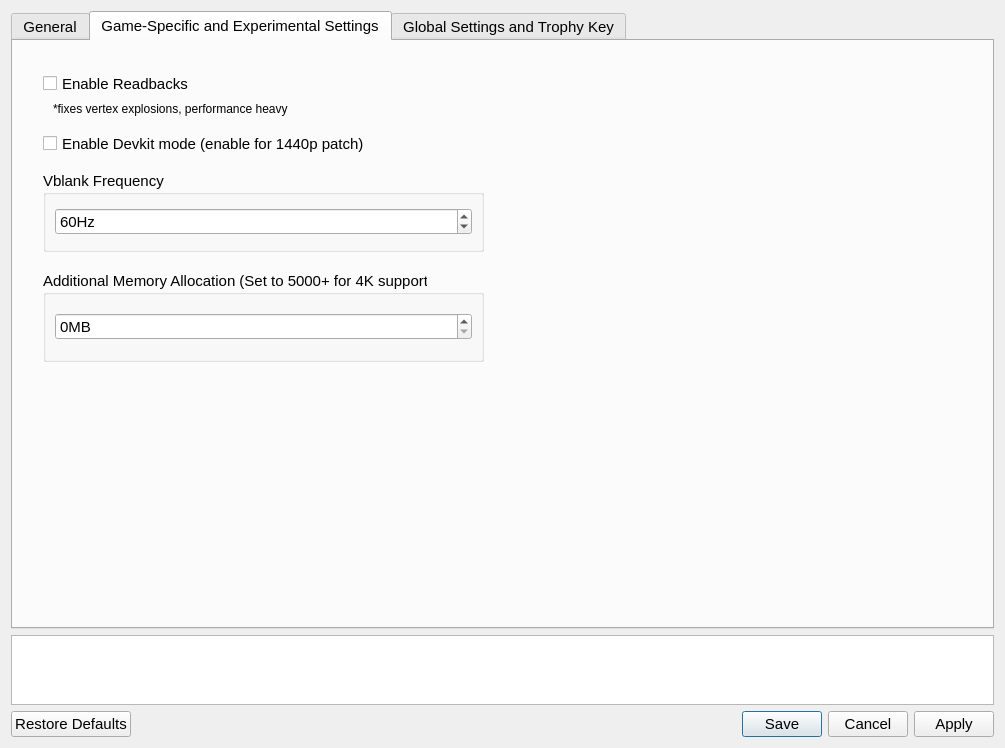
Above: settings/ShadSettings.ui from rainmakerv3/BB_Launcher before the change. Below: the same form after it.
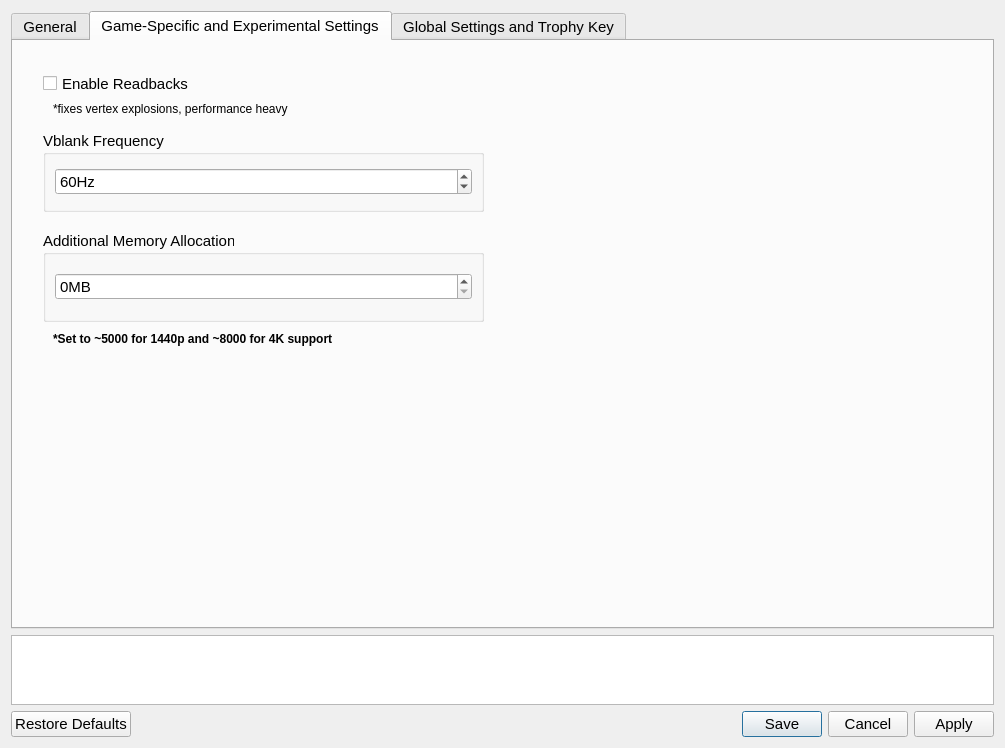
That is the form after the change. The open tabs and pages were chosen to show the change. Icons and pictures are not drawn.

Commit message: Warn users to set additional memory when saving high res patch, remove devkit

Diff of the .ui file:
```diff
--- a/settings/ShadSettings.ui
+++ b/settings/ShadSettings.ui
@@ -784,19 +784,6 @@
       <attribute name="title">
        <string>Game-Specific and Experimental Settings</string>
       </attribute>
-      <widget class="QCheckBox" name="DevkitCheckBox">
-       <property name="geometry">
-        <rect>
-         <x>30</x>
-         <y>90</y>
-         <width>341</width>
-         <height>25</height>
-        </rect>
-       </property>
-       <property name="text">
-        <string>Enable Devkit mode (enable for 1440p patch)</string>
-       </property>
-      </widget>
       <widget class="QCheckBox" name="ReadbacksCheckBox">
        <property name="geometry">
         <rect>
@@ -839,7 +826,7 @@
        <property name="geometry">
         <rect>
          <x>30</x>
-         <y>130</y>
+         <y>90</y>
          <width>441</width>
          <height>81</height>
         </rect>
@@ -882,13 +869,13 @@
        <property name="geometry">
         <rect>
          <x>30</x>
-         <y>230</y>
+         <y>190</y>
          <width>441</width>
          <height>91</height>
         </rect>
        </property>
        <property name="title">
-        <string>Additional Memory Allocation (Set to 5000+ for 4K support)</string>
+        <string>Additional Memory Allocation</string>
        </property>
        <layout class="QVBoxLayout" name="verticalLayout_22">
         <item>
@@ -903,6 +890,31 @@
         </item>
        </layout>
       </widget>
+      <widget class="QLabel" name="dmemLabel">
+       <property name="geometry">
+        <rect>
+         <x>40</x>
+         <y>290</y>
+         <width>417</width>
+         <height>16</height>
+        </rect>
+       </property>
+       <property name="sizePolicy">
+        <sizepolicy hsizetype="Preferred" vsizetype="Fixed">
+         <horstretch>0</horstretch>
+         <verstretch>0</verstretch>
+        </sizepolicy>
+       </property>
+       <property name="font">
+        <font>
+         <pointsize>9</pointsize>
+         <bold>true</bold>
+        </font>
+       </property>
+       <property name="text">
+        <string>*Set to ~5000 for 1440p and ~8000 for 4K support</string>
+       </property>
+      </widget>
      </widget>
      <widget class="QWidget" name="GlobalTab">
       <attribute name="title">
```
The commit also changes 4 other files.
